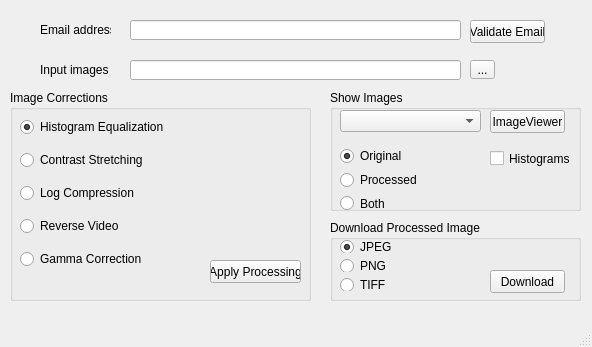
The window that GUI/main_window_design.ui (mdholbrook/bme590final) describes before a commit, drawn with Qt 5.
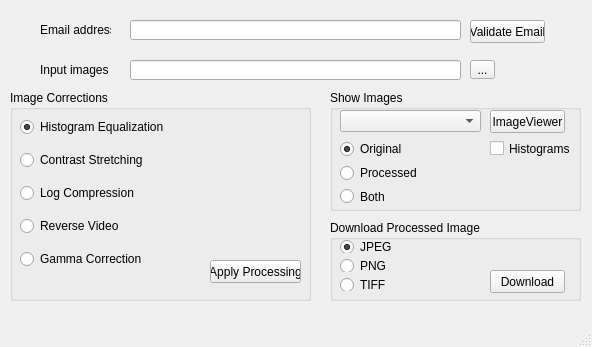
The same window after the commit.

Commit message: Added a GUI callback to show original and processed images

```diff
--- a/GUI/main_window_design.ui
+++ b/GUI/main_window_design.ui
@@ -157,7 +157,7 @@
      <property name="geometry">
       <rect>
        <x>10</x>
-       <y>57</y>
+       <y>50</y>
        <width>131</width>
        <height>65</height>
       </rect>
@@ -193,7 +193,7 @@
      <property name="geometry">
       <rect>
        <x>160</x>
-       <y>60</y>
+       <y>50</y>
        <width>91</width>
        <height>17</height>
       </rect>
```
The commit also changes 2 other files.
